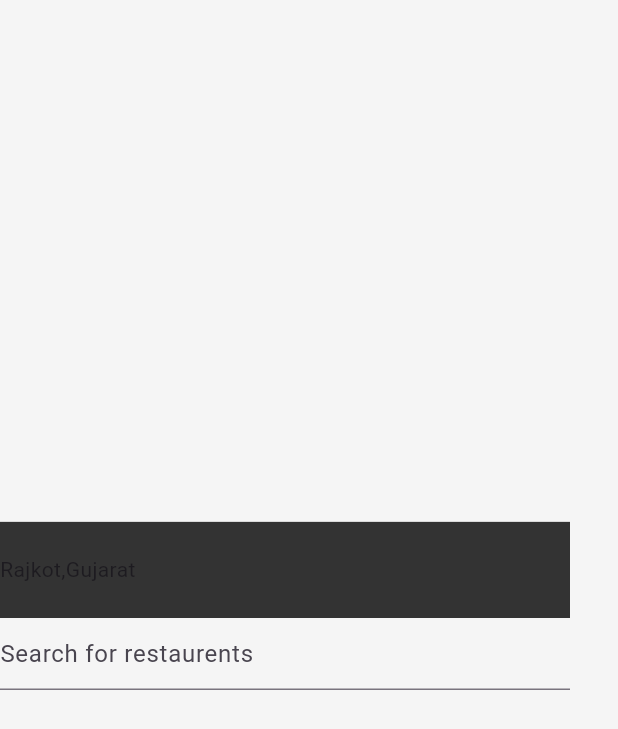
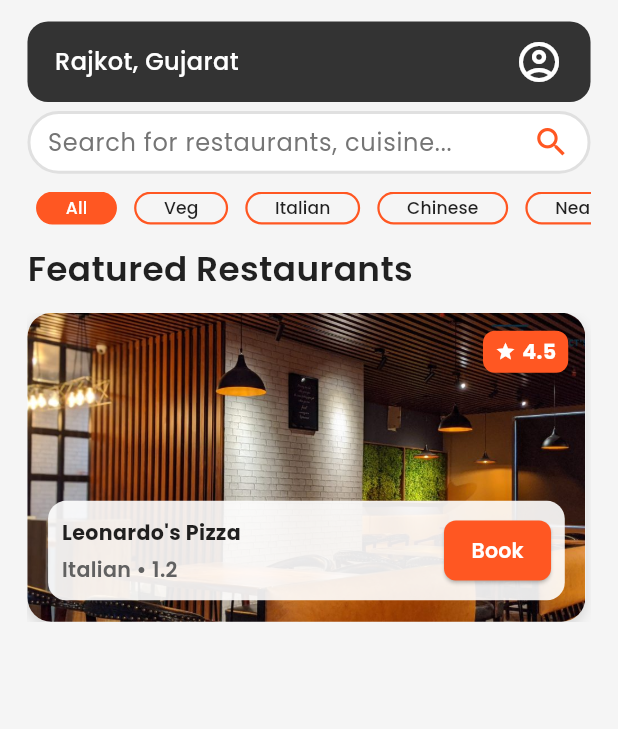
Before and after one commit to krish-solanki/Restro_App, a Flutter app: the UserHome screen opened directly, on a phone screen of 412 x 824 dp. Shown: the top 729 px of the screen. Run offline on Flutter 3.47's test engine with Material 3 defaults, Android fonts, the phone set to English and light mode, and no system bars; our stand-ins replace flutter_screenutil.

Commit message:
Develop a User Home Page First Three Section

```diff
--- /dev/null
+++ b/lib/Model/UserModel/Restaurent.dart
@@ -0,0 +1,33 @@
+class Restaurant {
+  final String name;
+  final String imageUrl;
+  final String cuisine;
+  final String distance;
+  final double rating;
+
+  Restaurant({
+    required this.name,
+    required this.imageUrl,
+    required this.cuisine,
+    required this.distance,
+    required this.rating,
+  });
+
+  // Access data like restaurant['name']
+  dynamic operator [](String key) {
+    switch (key) {
+      case 'name':
+        return name;
+      case 'imageUrl':
+        return imageUrl;
+      case 'cuisine':
+        return cuisine;
+      case 'distance':
+        return distance;
+      case 'rating':
+        return rating;
+      default:
+        throw ArgumentError('Invalid property name: $key');
+    }
+  }
+}
--- a/lib/Style/Color.dart
+++ b/lib/Style/Color.dart
@@ -11,5 +11,7 @@ class AppColors {
   static const registerBorderColor = Color(0xFFE0E0E0);
   static const whiteColor = Colors.white;
   static const blackColor = Colors.black87;
+  static const blackColor12 = Colors.black12;
+  static final greyColor700 = Colors.grey[700];
   static const inputBorderColor = Color(0xFFE0E0E0);
 }
--- a/lib/Style/Dimensions.dart
+++ b/lib/Style/Dimensions.dart
@@ -3,13 +3,15 @@ import 'package:flutter_screenutil/flutter_screenutil.dart';
 class Dimensions {
   // Heights
   static double fullHeight = ScreenUtil().screenHeight;
-  static double height1 = 1.h;
-  static double height5 = 5.h;
-  static double height10 = 10.h;
+  static double height1 = 0.01.sh;
+  static double height5 = 0.05.sh;
+  static double height10 = 0.10.sh;
+  static double height20 = 0.20.sh;
+  static double height30 = 0.25.sh;
 
   // Widths
   static double fullWidth = ScreenUtil().screenWidth;
-  static double width1 = 1.w;
-  static double width5 = 5.w;
-  static double width10 = 10.w;
+  static double width1 = 0.01.sw;
+  static double width5 = 0.05.sw;
+  static double width10 = 0.10.sw;
 }
--- a/lib/Style/TextStyle.dart
+++ b/lib/Style/TextStyle.dart
@@ -84,4 +84,62 @@ class AppTextstyle {
         fontSize: 12.sp,
         color: AppColors.textPrimaryColor);
   }
+
+  static TextStyle locationTextStyle() {
+    return TextStyle(
+      fontFamily: 'Poppins',
+      fontWeight: FontWeight.w500,
+      fontSize: 14.sp,
+      color: AppColors.whiteColor,
+    );
+  }
+
+  static TextStyle tabBarTextStyle(bool isColor) {
+    return TextStyle(
+        fontFamily: 'Poppins',
+        fontWeight: FontWeight.w500,
+        fontSize: 10.sp,
+        color: isColor ? AppColors.whiteColor : AppColors.blackColor);
+  }
+
+  static TextStyle featureRestaurentTextStyle() {
+    return TextStyle(
+        fontFamily: 'Poppins',
+        fontWeight: FontWeight.w600,
+        fontSize: 20.sp,
+        color: AppColors.blackColor);
+  }
+
+  static TextStyle restaurentRating() {
+    return TextStyle(
+      fontFamily: 'Poppins',
+      color: AppColors.whiteColor,
+      fontWeight: FontWeight.w700,
+      fontSize: 12.sp,
+    );
+  }
+
+  static TextStyle restaurentName() {
+    return TextStyle(
+      fontFamily: 'Poppins',
+      color: AppColors.blackColor,
+      fontSize: 12.sp,
+      fontWeight: FontWeight.w700,
+    );
+  }
+
+  static TextStyle restaurentFeature(int num, bool isBold) {
+    return TextStyle(
+      fontFamily: 'Poppins',
+      color: num == 0
+          ? AppColors.whiteColor
+          : num == 1
+              ? AppColors.blackColor
+              : num == 2
+                  ? AppColors.greyColor700
+                  : AppColors.whiteColor,
+      fontSize: 12.sp,
+      fontWeight: isBold ? FontWeight.w700 : FontWeight.w600,
+    );
+  }
 }
--- a/lib/Users/UserLogin/UserHome.dart
+++ /dev/null
@@ -1,44 +0,0 @@
-import 'package:flutter/material.dart';
-import 'package:flutter_screenutil/flutter_screenutil.dart';
-import 'package:restro_table_booking_app/Style/Color.dart';
-import 'package:restro_table_booking_app/Style/Dimensions.dart';
-
-class UserHome extends StatelessWidget {
-  const UserHome({super.key});
-
-  @override
-  Widget build(BuildContext context) {
-    return Scaffold(
-      backgroundColor: AppColors.backgroundColor,
-      body: Column(
-        mainAxisAlignment: MainAxisAlignment.center,
-        children: [
-          Container(
-            height: 56.sp,
-            width: Dimensions.fullWidth - 32,
-            decoration: BoxDecoration(
-              color: AppColors.textPrimaryColor,
-            ),
-            child: Row(
-              children: [
-                Text('Rajkot' + ','),
-                Text('Gujarat'),
-              ],
-            ),
-          ),
-
-          Container(
-            height: 56.sp,
-            width: Dimensions.fullWidth - 32,
-            decoration: BoxDecoration(),
-            child: TextFormField(
-              decoration: InputDecoration(
-                hintText: "Search for restaurents"
-              ),
-            ),
-          ),
-        ],
-      ),
-    );
-  }
-}
--- /dev/null
+++ b/lib/Users/UserPages/UserHome.dart
@@ -0,0 +1,214 @@
+import 'package:flutter/material.dart';
+import 'package:flutter_screenutil/flutter_screenutil.dart';
+import 'package:restro_table_booking_app/Model/UserModel/Restaurent.dart';
+import 'package:restro_table_booking_app/Style/Color.dart';
+import 'package:restro_table_booking_app/Style/Dimensions.dart';
+import 'package:restro_table_booking_app/Style/TextStyle.dart';
+import 'package:restro_table_booking_app/Widgets/UserWidgets/FeaturesReastaurents.dart';
+
+class UserHome extends StatefulWidget {
+  const UserHome({super.key});
+
+  @override
+  State<UserHome> createState() => _UserHomeState();
+}
+
+class _UserHomeState extends State<UserHome>
+    with SingleTickerProviderStateMixin {
+  late TabController _tabController;
+
+  final List<String> category = [
+    'All',
+    'Veg',
+    'Italian',
+    'Chinese',
+    'Nearby',
+    'Top Rated',
+  ];
+
+  // Sample static data
+  final List<Restaurant> featureRestaurants = [
+    Restaurant(
+      name: "Leonardo's Pizza",
+      imageUrl: 'images/Interior/interior1.jpg',
+      cuisine: 'Italian',
+      distance: '1.2',
+      rating: 4.5,
+    ),
+    Restaurant(
+      name: 'La Pinoz',
+      imageUrl: 'images/Interior/interior1.jpg',
+      cuisine: 'Indian',
+      distance: '2.3',
+      rating: 4.5,
+    ),
+    Restaurant(
+      name: 'Burger King',
+      imageUrl: 'images/Interior/interior1.jpg',
+      cuisine: 'American',
+      distance: '5',
+      rating: 3.3,
+    ),
+  ];
+
+  @override
+  void initState() {
+    super.initState();
+    _tabController = TabController(length: category.length, vsync: this);
+  }
+
+  @override
+  void dispose() {
+    _tabController.dispose();
+    super.dispose();
+  }
+
+  @override
+  Widget build(BuildContext context) {
+    return Scaffold(
+      backgroundColor: AppColors.backgroundColor,
+      body: SafeArea(
+        child: Padding(
+          padding: EdgeInsets.symmetric(horizontal: 16.w, vertical: 12.h),
+          child: Column(
+            crossAxisAlignment: CrossAxisAlignment.start,
+            children: [
+              // 🔹 Location Bar
+              Container(
+                height: 45.h,
+                width: Dimensions.fullWidth,
+                decoration: BoxDecoration(
+                  color: AppColors.textPrimaryColor,
+                  borderRadius: BorderRadius.circular(12.r),
+                ),
+                padding: EdgeInsets.symmetric(horizontal: 16.w),
+                child: Row(
+                  mainAxisAlignment: MainAxisAlignment.spaceBetween,
+                  children: [
+                    Row(
+                      children: [
+                        Text('Rajkot, ',
+                            style: AppTextstyle.locationTextStyle()),
+                        Text('Gujarat',
+                            style: AppTextstyle.locationTextStyle()),
+                      ],
+                    ),
+                    Icon(
+                      Icons.account_circle_outlined,
+                      color: AppColors.whiteColor,
+                      size: 28.sp,
+                    ),
+                  ],
+                ),
+              ),
+              SizedBox(height: 5.h),
+              // 🔹 Category Tabs (Your original rounded style)
+              Container(
+                height: 35.h,
+                width: Dimensions.fullWidth,
+                decoration: BoxDecoration(
+                  border: Border.all(
+                    color: AppColors.registerBorderColor,
+                    width: 2,
+                  ),
+                  color: AppColors.whiteColor,
+                  borderRadius: BorderRadius.circular(25.r),
+                ),
+                child: Row(
+                  children: [
+                    Expanded(
+                      child: Padding(
+                        padding: EdgeInsets.symmetric(horizontal: 10.w),
+                        child: TextFormField(
+                          decoration: InputDecoration(
+                            isDense: true,
+                            hintText: "Search for restaurants, cuisine...",
+                            hintStyle: AppTextstyle.hintText(),
+                            border: InputBorder.none,
+                            contentPadding: EdgeInsets.zero,
+                          ),
+                        ),
+                      ),
+                    ),
+                    Padding(
+                      padding: EdgeInsets.only(right: 10.w),
+                      child: Icon(
+                        Icons.search,
+                        color: AppColors.actionPrimaryColor,
+                        size: 22.sp,
+                      ),
+                    ),
+                  ],
+                ),
+              ),
+              SizedBox(height: 10.h),
+              SizedBox(
+                height: 20.h,
+                child: Expanded(
+                  child: TabBar(
+                    controller: _tabController,
+                    isScrollable: true,
+                    tabAlignment: TabAlignment.start,
+                    indicator: BoxDecoration(),
+                    dividerColor: Colors.transparent,
+                    labelPadding: EdgeInsets.symmetric(horizontal: 5.w),
+                    overlayColor: WidgetStateProperty.all(Colors.transparent),
+                    tabs: List.generate(category.length, (index) {
+                      final bool isSelected = _tabController.index == index;
+                      return GestureDetector(
+                        onTap: () {
+                          setState(() {
+                            _tabController.index = index;
+                          });
+                        },
+                        child: Container(
+                          padding: EdgeInsets.symmetric(horizontal: 16.w),
+                          decoration: BoxDecoration(
+                            color: isSelected
+                                ? AppColors.actionPrimaryColor
+                                : Colors.transparent,
+                            border: Border.all(
+                              color: AppColors.actionPrimaryColor,
+                              width: 1.5,
+                            ),
+                            borderRadius: BorderRadius.circular(30.r),
+                          ),
+                          child: Center(
+                            child: Text(
+                              category[index],
+                              style: isSelected
+                                  ? AppTextstyle.tabBarTextStyle(true)
+                                  : AppTextstyle.tabBarTextStyle(false),
+                            ),
+                          ),
+                        ),
+                      );
+                    }),
+                  ),
+                ),
+              ),
+              SizedBox(height: 10.h),
+
+              // 🔹 Featured Restaurants Section
+              Text('Featured Restaurants',
+                  style: AppTextstyle.featureRestaurentTextStyle()),
+              SizedBox(height: 10.h),
+
+              SizedBox(
+                height: Dimensions.height30,
+                child: ListView.builder(
+                  scrollDirection: Axis.horizontal,
+                  itemCount: featureRestaurants.length,
+                  itemBuilder: (context, index) {
+                    final restaurant = featureRestaurants[index];
+                    return FeaturesReastaurents(restaurant: restaurant);
+                  },
+                ),
+              ),
+            ],
+          ),
+        ),
+      ),
+    );
+  }
+}
--- /dev/null
+++ b/lib/Widgets/UserWidgets/FeaturesReastaurents.dart
@@ -0,0 +1,122 @@
+import 'dart:ui';
+
+import 'package:flutter/material.dart';
+import 'package:flutter_screenutil/flutter_screenutil.dart';
+import 'package:restro_table_booking_app/Model/UserModel/Restaurent.dart';
+import 'package:restro_table_booking_app/Style/Color.dart';
+import 'package:restro_table_booking_app/Style/TextStyle.dart';
+
+class FeaturesReastaurents extends StatelessWidget {
+  final Restaurant restaurant;
+  const FeaturesReastaurents({super.key, required this.restaurant});
+
+  @override
+  Widget build(BuildContext context) {
+    return Container(
+      width: 325.w,
+      margin: EdgeInsets.only(right: 10.w),
+      decoration: BoxDecoration(
+        borderRadius: BorderRadius.circular(16),
+        color: Colors.white,
+        boxShadow: const [
+          BoxShadow(
+            color: AppColors.blackColor12,
+            blurRadius: 6,
+            offset: Offset(0, 3),
+          ),
+        ],
+      ),
+      child: Stack(
+        children: [
+          // 🔹 Restaurant image
+          ClipRRect(
+            borderRadius: BorderRadius.circular(16),
+            child: Image.asset(
+              restaurant['imageUrl'],
+              fit: BoxFit.cover,
+              width: double.infinity,
+              height: double.infinity,
+            ),
+          ),
+
+          // 🔹 Rating Badge
+          Positioned(
+            top: 10.h,
+            right: 10.w,
+            child: Container(
+              padding: const EdgeInsets.symmetric(horizontal: 8, vertical: 4),
+              decoration: BoxDecoration(
+                color: AppColors.actionPrimaryColor,
+                borderRadius: BorderRadius.circular(8),
+              ),
+              child: Row(
+                children: [
+                  const Icon(Icons.star, color: Colors.white, size: 14),
+                  const SizedBox(width: 4),
+                  Text(restaurant['rating'].toString(),
+                      style: AppTextstyle.restaurentFeature(0, true)),
+                ],
+              ),
+            ),
+          ),
+
+          // 🔹 Bottom info and button
+          Positioned(
+            left: 12.w,
+            right: 12.w,
+            bottom: 12.h,
+            child: Container(
+              padding: EdgeInsets.all(8.w),
+              decoration: BoxDecoration(
+                // ignore: deprecated_member_use
+                color: AppColors.whiteColor.withOpacity(0.9),
+                borderRadius: BorderRadius.circular(12),
+              ),
+              child: Row(
+                mainAxisAlignment: MainAxisAlignment.spaceBetween,
+                children: [
+                  Flexible(
+                    fit: FlexFit.loose,
+                    child: Column(
+                      crossAxisAlignment: CrossAxisAlignment.start,
+                      children: [
+                        Text(
+                          restaurant['name'],
+                          style: AppTextstyle.restaurentFeature(1, true),
+                          overflow: TextOverflow.ellipsis,
+                        ),
+                        SizedBox(height: 4.h),
+                        Text(
+                          "${restaurant['cuisine']} • ${restaurant['distance']}",
+                          style: AppTextstyle.restaurentFeature(2, false),
+                          overflow: TextOverflow.ellipsis,
+                        ),
+                      ],
+                    ),
+                  ),
+                  ElevatedButton(
+                    onPressed: () {},
+                    style: ElevatedButton.styleFrom(
+                      backgroundColor: AppColors.actionPrimaryColor,
+                      shape: RoundedRectangleBorder(
+                        borderRadius: BorderRadius.circular(8),
+                      ),
+                      padding: EdgeInsets.symmetric(
+                        horizontal: 16.w,
+                        vertical: 8.h,
+                      ),
+                    ),
+                    child: Text(
+                      "Book",
+                      style: AppTextstyle.restaurentFeature(3, false),
+                    ),
+                  ),
+                ],
+              ),
+            ),
+          ),
+        ],
+      ),
+    );
+  }
+}
--- a/lib/main.dart
+++ b/lib/main.dart
@@ -1,7 +1,7 @@
 import 'package:flutter/material.dart';
 import 'package:flutter_screenutil/flutter_screenutil.dart';
 import 'package:restro_table_booking_app/Users/UserLogin/Login.dart';
-
+import 'package:restro_table_booking_app/Users/UserPages/UserHome.dart';
 
 void main() {
   runApp(const MainApp());
@@ -17,8 +17,8 @@ class MainApp extends StatelessWidget {
       minTextAdapt: true,
       splitScreenMode: true,
       builder: (context, child) {
-        return MaterialApp(
-          home: UserLogin(),
+        return const MaterialApp(
+          home: UserHome(),
         );
       },
     );
--- a/pubspec.yaml
+++ b/pubspec.yaml
@@ -22,6 +22,7 @@ flutter:
   assets:
     - images/
     - images/google.png
+    - images/Interior/
 
   # ------------------ ADDED FONT SECTION ------------------
   # This section registers all the Poppins font files under one family name.
```
Also changed, not shown: images/Interior/interior1.jpg (added), images/Interior/interior2.jpg (added), images/Interior/interior3.jpg (added), images/Interior/interior4.jpg (added), images/Interior/interior5.jpg (added), images/Interior/interior6.jpg (added).
